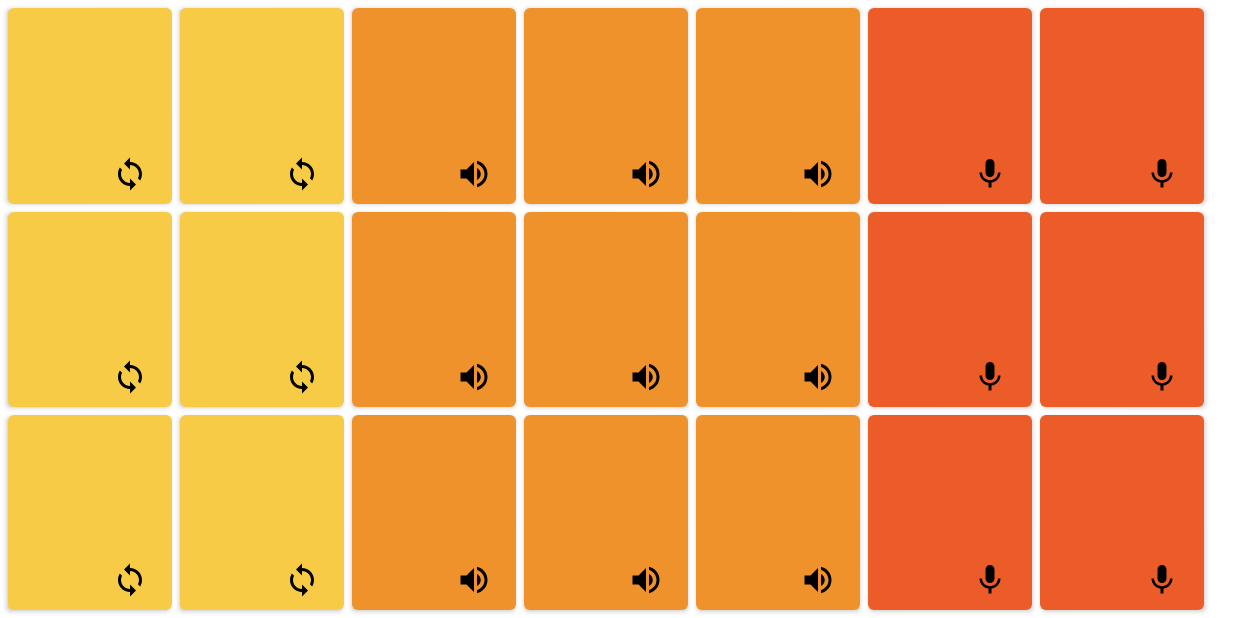
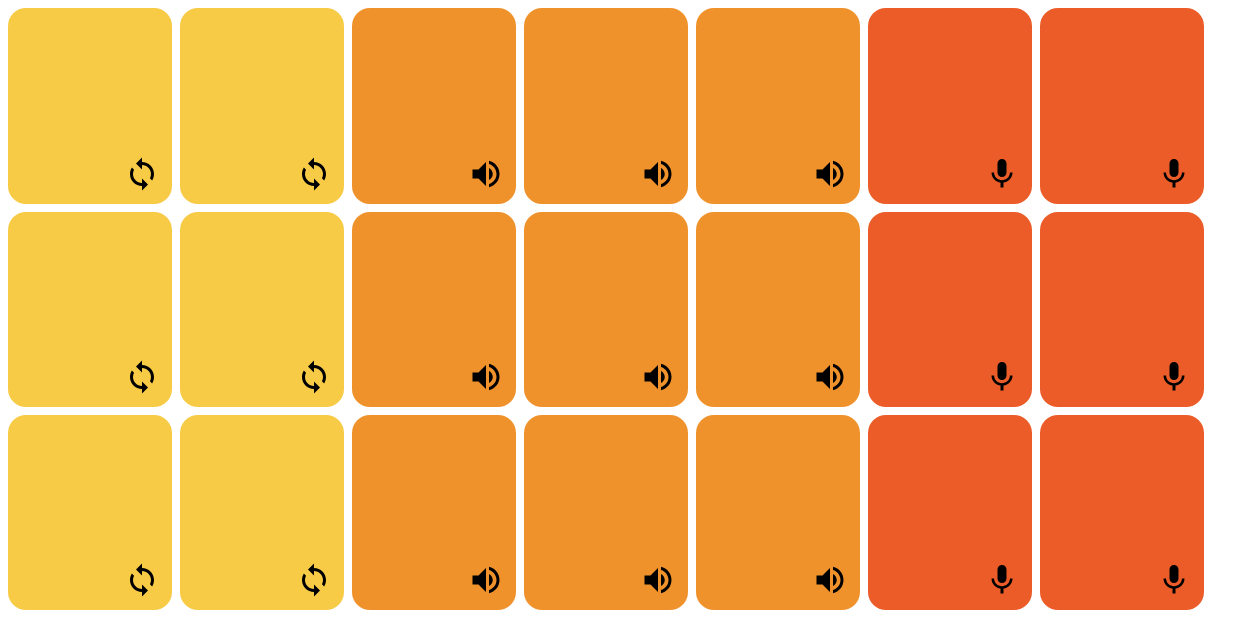
Before and after one commit to marcosscarpim/Funk-Me, an Android app built with Jetpack Compose: the screen it shows after launch (MainActivity), on a phone screen of 824 x 412 dp (held sideways). Run offline under Robolectric (Android 15) with nearby library versions, the phone set to English and light mode, and no system bars; our stand-ins replace Dagger/Hilt's generated code, accompanist.

Commit message:
Fix some layout problems and animations
- Add key to the Lazy Grid in the FunkPad
- Fix animation of FunkButton by using a Box instead of Button

```diff
--- a/app/src/main/java/com/scarpim/funkme/funkScreen/FunkButton.kt
+++ b/app/src/main/java/com/scarpim/funkme/funkScreen/FunkButton.kt
@@ -8,17 +8,20 @@ import androidx.annotation.ColorRes
 import androidx.annotation.DrawableRes
 import androidx.compose.animation.core.*
 import androidx.compose.foundation.background
+import androidx.compose.foundation.clickable
 import androidx.compose.foundation.layout.Box
 import androidx.compose.foundation.layout.fillMaxSize
 import androidx.compose.foundation.layout.height
+import androidx.compose.foundation.layout.padding
 import androidx.compose.foundation.layout.width
-import androidx.compose.material.Button
-import androidx.compose.material.ButtonDefaults
+import androidx.compose.foundation.shape.RoundedCornerShape
 import androidx.compose.material.Icon
 import androidx.compose.runtime.Composable
 import androidx.compose.runtime.getValue
 import androidx.compose.ui.Alignment
 import androidx.compose.ui.Modifier
+import androidx.compose.ui.draw.alpha
+import androidx.compose.ui.draw.clip
 import androidx.compose.ui.graphics.Color
 import androidx.compose.ui.res.painterResource
 import androidx.compose.ui.tooling.preview.Preview
@@ -35,19 +38,23 @@ import com.scarpim.funkme.ui.theme.voiceButtonColor
 fun FunkButton(
     modifier: Modifier = Modifier,
     audio: FunkAudio,
-    onClick: (Boolean) -> Unit
+    onClick: () -> Unit
 ) {
     val iconResource = getIconResource(audio)
     val color = getColorResource(audio)
 
-    Button(
-        modifier = modifier,
-        colors = ButtonDefaults.buttonColors(backgroundColor = color),
-        onClick = {
-            onClick(audio.isPlaying)
-        }
+    Box(
+        modifier = modifier
+            .clip(RoundedCornerShape(12.dp))
+            .background(color = color)
+            .clickable {
+                onClick()
+            },
     ) {
-        FunkButtonContent(iconResource = iconResource, isPlaying = audio.isPlaying)
+        FunkButtonContent(
+            iconResource = iconResource,
+            isPlaying = audio.isPlaying
+        )
     }
 }
 
@@ -57,6 +64,7 @@ fun FunkButtonContent(
     @DrawableRes iconResource: Int,
     isPlaying: Boolean
 ) {
+
     val infiniteTransition = rememberInfiniteTransition()
     val alpha by infiniteTransition.animateFloat(
         initialValue = 0f,
@@ -69,6 +77,7 @@ fun FunkButtonContent(
             repeatMode = RepeatMode.Reverse
         )
     )
+
     val boxModifier = if (isPlaying) {
         modifier.background(Color.White.copy(alpha = alpha))
     } else {
@@ -82,14 +91,17 @@ fun FunkButtonContent(
             Icon(
                 modifier = Modifier
                     .fillMaxSize()
-                    .align(Alignment.Center),
+                    .align(Alignment.Center)
+                    .padding(8.dp),
                 painter = painterResource(id = iconResource),
                 tint = Color.Unspecified,
                 contentDescription = null
             )
         } else {
             Icon(
-                modifier = Modifier.align(Alignment.BottomEnd),
+                modifier = Modifier
+                    .align(Alignment.BottomEnd)
+                    .padding(8.dp),
                 painter = painterResource(id = iconResource),
                 tint = Color.Unspecified,
                 contentDescription = null
--- a/app/src/main/java/com/scarpim/funkme/funkScreen/FunkPad.kt
+++ b/app/src/main/java/com/scarpim/funkme/funkScreen/FunkPad.kt
@@ -43,11 +43,11 @@ fun FunkPad(
             horizontalArrangement = Arrangement.spacedBy(5.dp),
             verticalArrangement = Arrangement.spacedBy(5.dp),
             content = {
-                items(audios) { audio ->
+                items(audios, key = { it.id }) { audio ->
                     FunkButton(
                         modifier = buttonModifier,
                         audio = audio
-                    ) { isPlaying ->
+                    ) {
                         onClick(audio)
                     }
                 }
--- a/app/src/main/java/com/scarpim/funkme/funkScreen/FunkScreen.kt
+++ b/app/src/main/java/com/scarpim/funkme/funkScreen/FunkScreen.kt
@@ -9,6 +9,8 @@ import androidx.compose.runtime.Composable
 import androidx.compose.runtime.collectAsState
 import androidx.compose.runtime.getValue
 import androidx.compose.ui.Modifier
+import kotlinx.coroutines.flow.first
+import kotlinx.coroutines.flow.forEach
 
 @Composable
 fun FunkScreen(viewModel: FunkViewModel) {
```
Also changed, not shown: app/src/main/java/com/scarpim/funkme/funkScreen/FunkViewModel.kt (+9 -0 lines).
